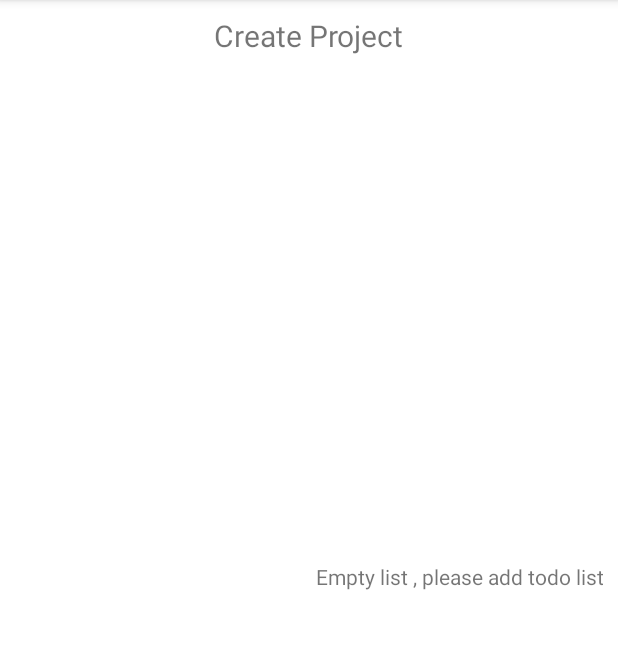
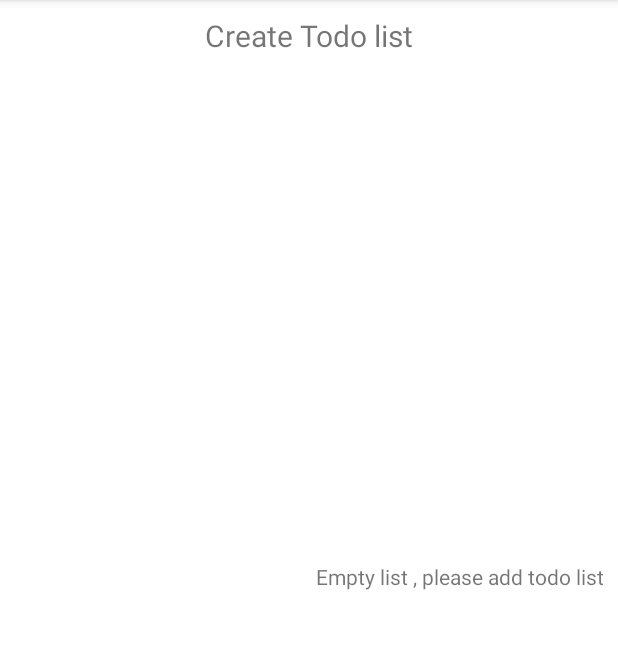
Before and after one commit to chibaba/Simple-Todo, an Android app: the screen it shows after launch (TodoActivity), on a phone screen of 412 x 824 dp, the part 84-733 px from its top. Run offline under Robolectric (Android 15) with nearby library versions, the phone set to English and light mode, and no system bars.

Commit message:
fixing minor issues

```diff
--- a/app/src/main/java/com/example/todolist_crud/DatePickerDialog.java
+++ b/app/src/main/java/com/example/todolist_crud/DatePickerDialog.java
@@ -32,7 +32,7 @@ public class DatePickerDialog extends DialogFragment {
 
     @Override
     public Dialog onCreateDialog (Bundle savedInstanceState) {
-        view = LayoutInflater.from(getActivity()).inflate(R.layout.dateDialog_picker, null);
+        view = LayoutInflater.from(getActivity()).inflate(R.layout.date_dialog_picker, null);
         sDatePicker = view.findViewById(R.id.et_date_picker);
         return new AlertDialog.Builder(getActivity())
                 .setView(view)
--- a/app/src/main/res/values/strings.xml
+++ b/app/src/main/res/values/strings.xml
@@ -5,7 +5,7 @@
     <string name="actualDate">Actual Date</string>
     <string name="checkedBox">Checked Box</string>
     <string name="set_time">Set Time</string>
-    <string name="project">Create Project</string>
+    <string name="project">Create Todo list</string>
     <string name="title">enter title</string>
     <string name="to_delete">To delete</string>
     <string name="date_setter_head">Please enter a date</string>
```
Also changed, not shown: app/src/main/res/layout/date_dialog_picker.xml (renamed from app/src/main/res/layout/dateDialog_picker.xml).
